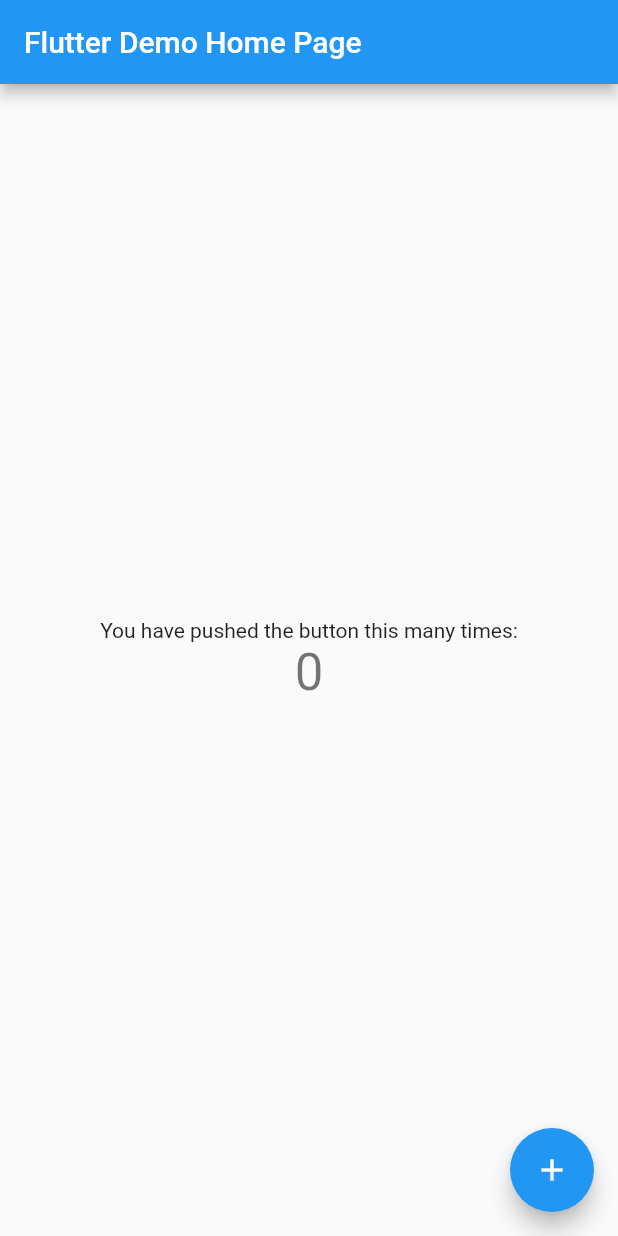
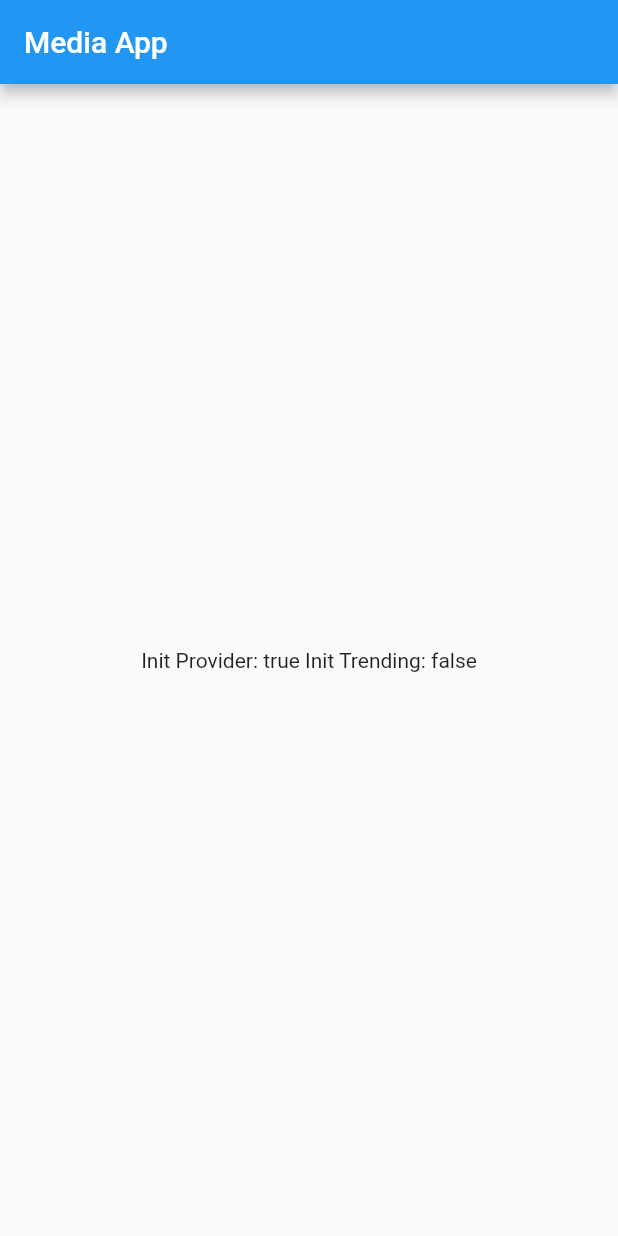
Before and after one commit to suad-mo/tmdb, a Flutter app: the screen it shows after launch, on a phone screen of 412 x 824 dp. Run offline on Flutter 3.47's test engine with Material 2 defaults, Android fonts, the phone set to English and light mode, and no system bars.

Commit message:
Tray Creating Home screen...

```diff
--- a/lib/main.dart
+++ b/lib/main.dart
@@ -1,4 +1,7 @@
 import 'package:flutter/material.dart';
+import 'package:provider/provider.dart';
+import 'package:tmdb/providers/media_provider.dart';
+import 'package:tmdb/screens/Home/home_screen_a.dart';
 
 void main() {
   runApp(const MyApp());
@@ -10,36 +13,26 @@ class MyApp extends StatelessWidget {
   // This widget is the root of your application.
   @override
   Widget build(BuildContext context) {
-    return MaterialApp(
-      title: 'Flutter Demo',
-      theme: ThemeData(
-        // This is the theme of your application.
-        //
-        // Try running your application with "flutter run". You'll see the
-        // application has a blue toolbar. Then, without quitting the app, try
-        // changing the primarySwatch below to Colors.green and then invoke
-        // "hot reload" (press "r" in the console where you ran "flutter run",
-        // or simply save your changes to "hot reload" in a Flutter IDE).
-        // Notice that the counter didn't reset back to zero; the application
-        // is not restarted.
-        primarySwatch: Colors.blue,
+    return MultiProvider(
+      providers: [
+        ChangeNotifierProvider<MediaProvider>(
+          create: (_) => MediaProvider(),
+        ),
+      ],
+      child: MaterialApp(
+        title: 'Flutter Demo',
+        theme: ThemeData(
+          primarySwatch: Colors.blue,
+        ),
+        home: const HomeScreenA(),
+        // const MyHomePage(title: 'Flutter Demo Home Page'),
       ),
-      home: const MyHomePage(title: 'Flutter Demo Home Page'),
     );
   }
 }
 
 class MyHomePage extends StatefulWidget {
   const MyHomePage({Key? key, required this.title}) : super(key: key);
-
-  // This widget is the home page of your application. It is stateful, meaning
-  // that it has a State object (defined below) that contains fields that affect
-  // how it looks.
-
-  // This class is the configuration for the state. It holds the values (in this
-  // case the title) provided by the parent (in this case the App widget) and
-  // used by the build method of the State. Fields in a Widget subclass are
-  // always marked "final".
 
   final String title;
 
--- /dev/null
+++ b/lib/screens/Home/home_screen_a.dart
@@ -0,0 +1,26 @@
+import 'package:flutter/material.dart';
+import 'package:provider/provider.dart';
+import '../../providers/media_provider.dart';
+
+class HomeScreenA extends StatelessWidget {
+  const HomeScreenA({Key? key}) : super(key: key);
+
+  @override
+  Widget build(BuildContext context) {
+    final p = Provider.of<MediaProvider>(context, listen: false);
+    p.initTrendingMovie();
+    final tr = p.trendingMovie;
+    return Scaffold(
+      appBar: AppBar(title: const Text('Media App')),
+      body: Consumer<MediaProvider>(
+        builder: (context, value, child) {
+          final trend = value.trendingMovie.isInit;
+          return Center(
+            child: Text(
+                'Init Provider: ${value.isInit.toString()} Init Trending: ${tr.isInit.toString()}'),
+          );
+        },
+      ),
+    );
+  }
+}
```
